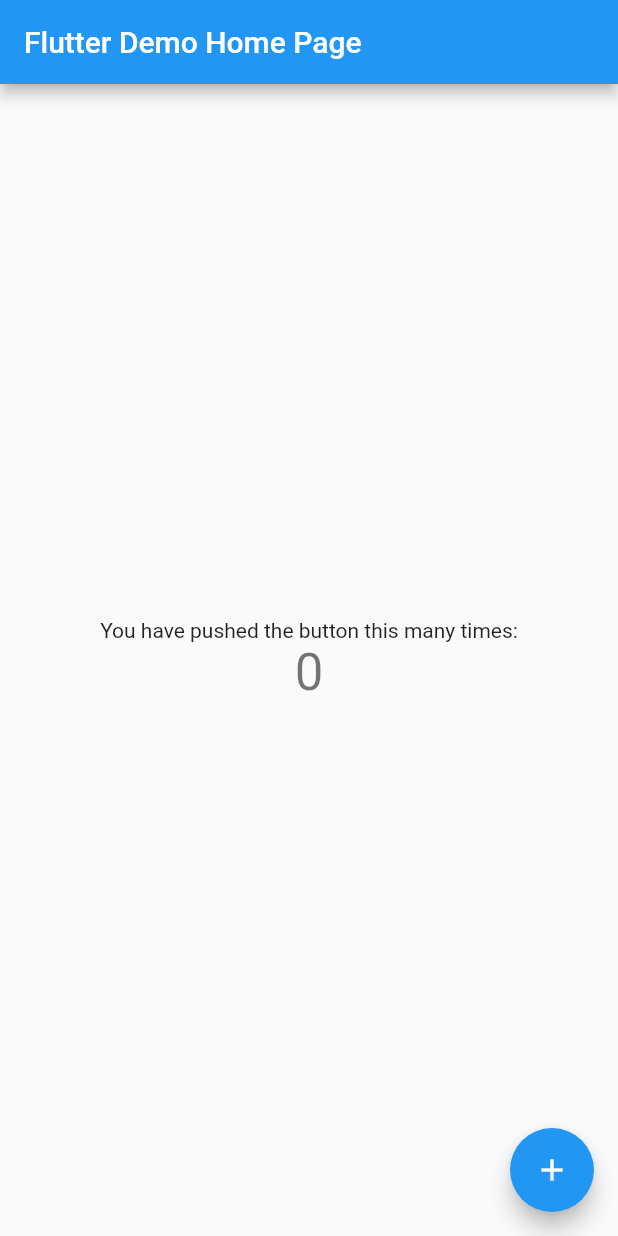
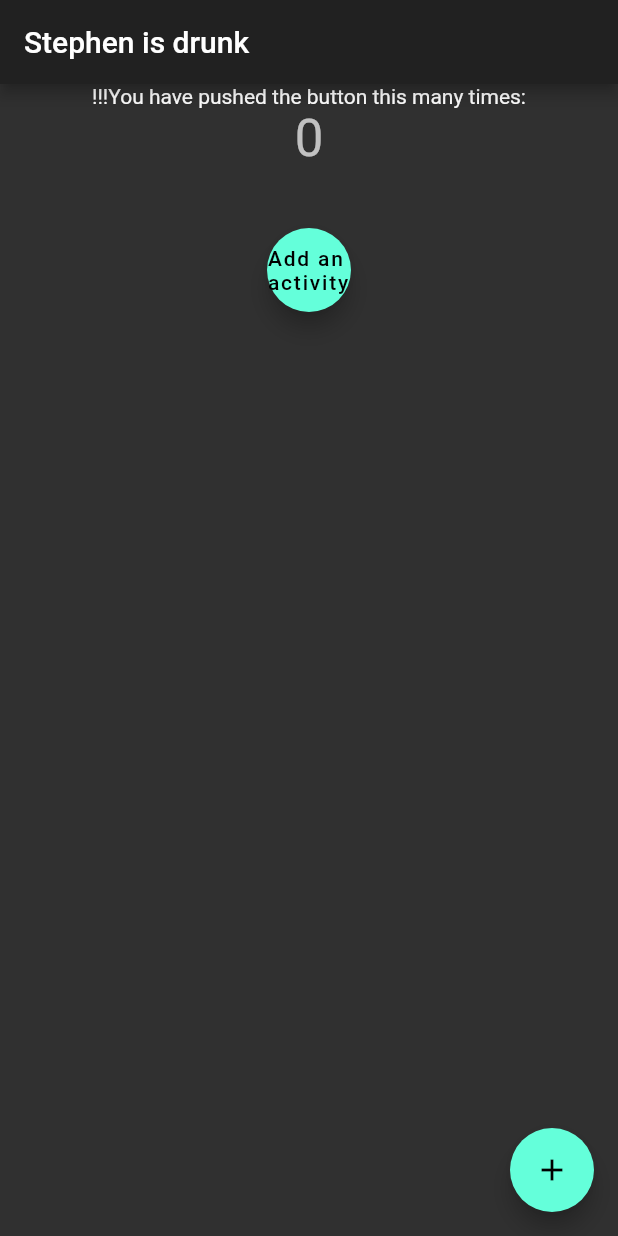
Before and after one commit to sloan-dog/cerberus_pals, a Flutter app: the screen it shows after launch, on a phone screen of 412 x 824 dp. Run offline on Flutter 3.47's test engine with Material 2 defaults, Android fonts, the phone set to English and light mode, and no system bars; our stand-ins replace flutter_redux, redux; missing offline and left inert: dart:ffi.

Commit message:
hopefully nothing special in here

```diff
--- a/lib/main.dart
+++ b/lib/main.dart
@@ -1,8 +1,14 @@
+import 'package:cerberus_palsy/redux/store.dart' as reduxy;
+import 'package:cerberus_palsy/widgets/activity_feed/activity_feed_widget.dart';
 import 'package:flutter/material.dart';
 import 'package:redux/redux.dart';
+import 'package:flutter_redux/flutter_redux.dart';
 
 void main() {
-  runApp(MyApp());
+  runApp(MyHomePage(
+    title: 'Stephen is drunk',
+    store: reduxy.provideStore(),
+  ));
 }
 
 class MyApp extends StatelessWidget {
@@ -32,87 +38,83 @@ class MyApp extends StatelessWidget {
   }
 }
 
-class MyHomePage extends StatefulWidget {
-  MyHomePage({Key key, this.title}) : super(key: key);
-
-  // This widget is the home page of your application. It is stateful, meaning
-  // that it has a State object (defined below) that contains fields that affect
-  // how it looks.
-
-  // This class is the configuration for the state. It holds the values (in this
-  // case the title) provided by the parent (in this case the App widget) and
-  // used by the build method of the State. Fields in a Widget subclass are
-  // always marked "final".
-
+class MyHomePage extends StatelessWidget {
+  final Store<reduxy.AppState> store;
   final String title;
 
-  @override
-  _MyHomePageState createState() => _MyHomePageState();
-}
-
-class _MyHomePageState extends State<MyHomePage> {
-  int _counter = 0;
-
-  void _incrementCounter() {
-    setState(() {
-      // This call to setState tells the Flutter framework that something has
-      // changed in this State, which causes it to rerun the build method below
-      // so that the display can reflect the updated values. If we changed
-      // _counter without calling setState(), then the build method would not be
-      // called again, and so nothing would appear to happen.
-      _counter++;
-    });
-  }
+  MyHomePage({Key key, this.store, this.title}) : super(key: key);
 
   @override
   Widget build(BuildContext context) {
-    // This method is rerun every time setState is called, for instance as done
-    // by the _incrementCounter method above.
-    //
-    // The Flutter framework has been optimized to make rerunning build methods
-    // fast, so that you can just rebuild anything that needs updating rather
-    // than having to individually change instances of widgets.
-    return Scaffold(
+    return StoreProvider<reduxy.AppState>(
+        store: store,
+        child: MaterialApp(
+            theme: ThemeData.dark(),
+            title: title,
+            home: Scaffold(
               appBar: AppBar(
-        // Here we take the value from the MyHomePage object that was created by
-        // the App.build method, and use it to set our appbar title.
-        title: Text(widget.title),
+                title: Text(title),
               ),
-      body: Center(
-        // Center is a layout widget. It takes a single child and positions it
-        // in the middle of the parent.
+              body: SingleChildScrollView(
+                  child: Column(children: [
+                Center(
                     child: Column(
-          // Column is also a layout widget. It takes a list of children and
-          // arranges them vertically. By default, it sizes itself to fit its
-          // children horizontally, and tries to be as tall as its parent.
-          //
-          // Invoke "debug painting" (press "p" in the console, choose the
-          // "Toggle Debug Paint" action from the Flutter Inspector in Android
-          // Studio, or the "Toggle Debug Paint" command in Visual Studio Code)
-          // to see the wireframe for each widget.
-          //
-          // Column has various properties to control how it sizes itself and
-          // how it positions its children. Here we use mainAxisAlignment to
-          // center the children vertically; the main axis here is the vertical
-          // axis because Columns are vertical (the cross axis would be
-          // horizontal).
                         mainAxisAlignment: MainAxisAlignment.center,
-          children: <Widget>[
+                        children: [
                       Text(
-              'You have pushed the button this many times:',
+                        '!!!You have pushed the button this many times:',
                       ),
-            Text(
-              '$_counter',
+                      StoreConnector<reduxy.AppState, dynamic>(
+                          converter: (store) => store.state.counter.toString(),
+                          builder: (context, count) {
+                            return Text(
+                              count,
                               style: Theme.of(context).textTheme.headline4,
+                            );
+                          })
+                    ])),
+                Center(
+                    child: StoreConnector<reduxy.AppState, dynamic>(
+                        converter: (store) => store.state.activities,
+                        builder: (context, activities) {
+                          return Padding(
+                              padding: const EdgeInsets.all(20.0),
+                              child: ActivityFeed(
+                                activities: activities,
+                              ));
+                        })),
+                Center(
+                    child: StoreConnector<reduxy.AppState, dynamic>(
+                        converter: (store) {
+                  return () => store.dispatch(new reduxy.AddActivityAction(
+                          data: new reduxy.ActivityData(
+                        text: 'Fuck you',
+                        name:
+                            'Billy Jenkinsoisdjsfgoisgfoisgdfjoisfgdijosfgoijsdf',
+                        date: new DateTime.now(),
+                      )));
+                }, builder: (context, callback) {
+                  return FloatingActionButton(
+                      onPressed: callback,
+                      tooltip: 'I hate this',
+                      child: Text('Add an activity'));
+                })),
+              ])),
+              floatingActionButton: StoreConnector<reduxy.AppState, dynamic>(
+                converter: (store) {
+                  // Return a `VoidCallback`, which is a fancy name for a function
+                  // with no parameters. It only dispatches an Increment action.
+                  return () => store.dispatch(reduxy.CounterActions.increment);
+                },
+                builder: (context, callback) {
+                  return FloatingActionButton(
+                    // Attach the `callback` to the `onPressed` attribute
+                    onPressed: callback,
+                    tooltip: 'asdasdasd',
+                    child: Icon(Icons.add),
+                  );
+                },
               ),
-          ],
-        ),
-      ),
-      floatingActionButton: FloatingActionButton(
-        onPressed: _incrementCounter,
-        tooltip: 'Increment',
-        child: Icon(Icons.add),
-      ), // This trailing comma makes auto-formatting nicer for build methods.
-    );
+            )));
   }
 }
--- a/lib/redux/store.dart
+++ b/lib/redux/store.dart
@@ -1,32 +1,62 @@
-import 'dart:html';
-
 import 'package:redux/redux.dart';
 
-enum Actions {
+enum CounterActions {
   increment,
   decrement,
 }
 
-int counterReducer(int state, action){
-  if (action == Actions.increment) {
-    return state + 1;
-  } else if (action == Actions.decrement) {
-    return state - 1;
+int counterReducer(int counterState, action) {
+  if (action == CounterActions.increment) {
+    return counterState + 1;
+  } else if (action == CounterActions.decrement) {
+    return counterState - 1;
   }
-  return state;
+  return counterState;
 }
 
-loggingMiddleware(Store<int> store, action, NextDispatcher next) {
+loggingMiddleware(Store<AppState> store, action, NextDispatcher next) {
   print('${new DateTime.now()}: $action');
   next(action);
 }
 
 provideStore() {
-  final store = new Store<int>(
-    counterReducer,
-    initialState: 0,
+  final store = new Store<AppState>(
+    appStateReducer,
+    initialState: new AppState([], 0),
     middleware: [loggingMiddleware],
   );
 
   return store;
 }
+
+class AddActivityAction {
+  ActivityData data;
+
+  AddActivityAction({this.data});
+}
+
+List<ActivityData> activityReducer(List<ActivityData> activities, action) {
+  if (action is AddActivityAction) {
+    return List.from(activities)..add(action.data);
+  } else {
+    return activities;
+  }
+}
+
+AppState appStateReducer(AppState state, action) => new AppState(
+      activityReducer(state.activities, action),
+      counterReducer(state.counter, action),
+    );
+
+class ActivityData {
+  final String text;
+  final DateTime date;
+  final String name;
+  ActivityData({this.text, this.date, this.name});
+}
+
+class AppState {
+  List<ActivityData> activities;
+  int counter;
+  AppState(this.activities, this.counter);
+}
--- a/pubspec.yaml
+++ b/pubspec.yaml
@@ -24,7 +24,7 @@ dependencies:
   flutter:
     sdk: flutter
   redux: ^4.0.0+3
-
+  flutter_redux: 0.7.0
 
 
 
```
Also changed, not shown: lib/redux/activity_feed/activity_feed_widget.dart (added, +21 -0 lines), lib/widgets/activity_feed/activity_feed_widget.dart (added, +21 -0 lines), lib/widgets/custom_row_widget/activity_row_widget.dart (added, +42 -0 lines), lib/widgets/custom_row_widget/row_widget.dart (added, +18 -0 lines), pubspec.lock, 1 other file. Lines whose indentation alone changed are shown as unchanged.
